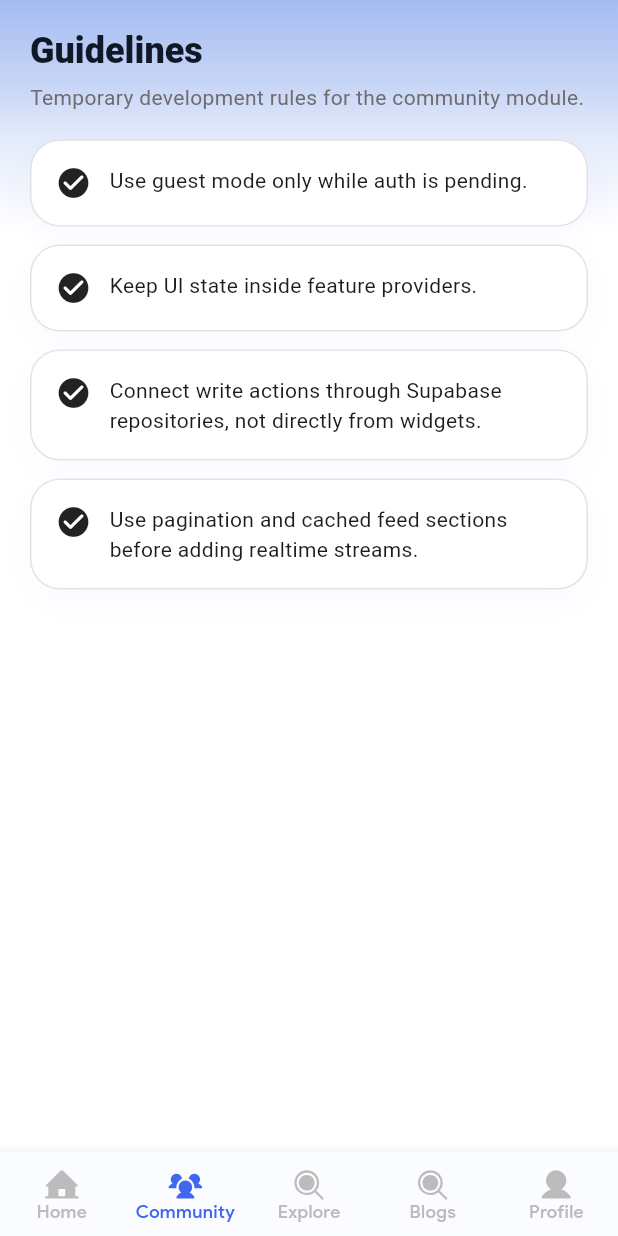
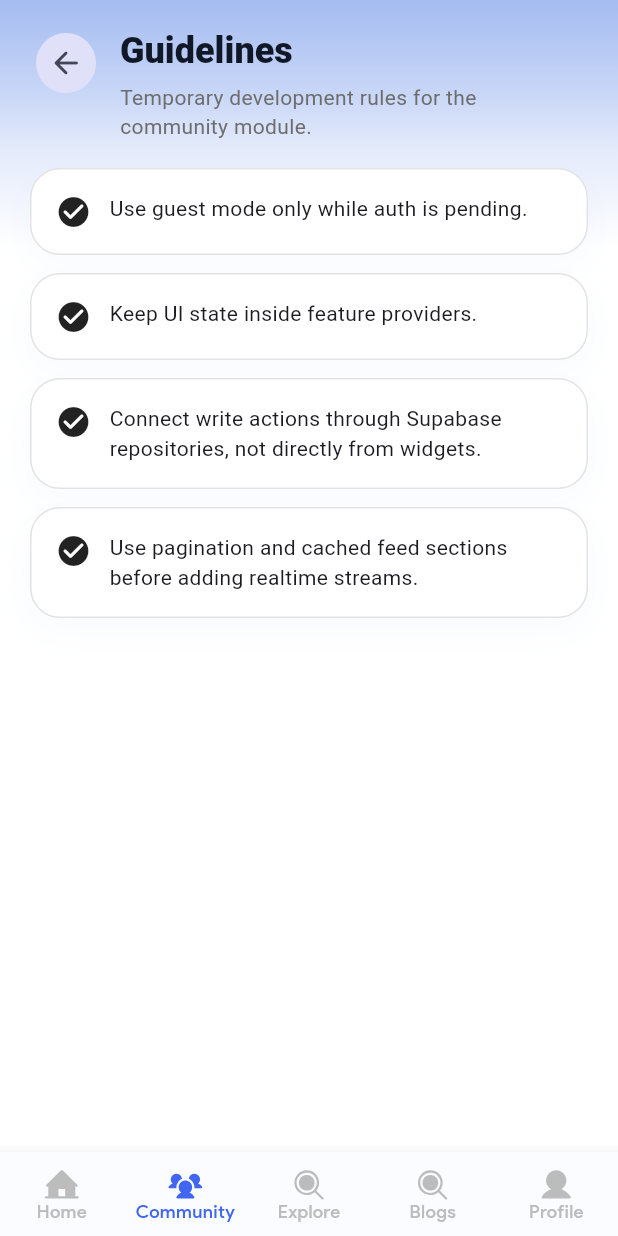
Before and after one commit to Flutter-Kanpur/Flutter-Knp-Mobile-App-V2, a Flutter app: the CommunityGuidelinesScreen screen opened by its route, on a phone screen of 412 x 824 dp. Run offline on Flutter 3.47's test engine with Material 3 defaults, Android fonts, the phone set to English and light mode, and no system bars; our stand-ins replace connectivity_plus, easy_localization, flutter_dotenv, flutter_riverpod, flutter_screenutil, flutter_svg and 3 more; missing offline and left inert: flutter_kanpur_ui_kit; accounts and stored records are empty; project files that could hold a hidden picture were left out.

Commit message:
FKP-104 #comments fix community pages

```diff
--- /dev/null
+++ b/lib/common_widgets/fk_back_button.dart
@@ -0,0 +1,22 @@
+import 'package:flutter/material.dart';
+import 'package:go_router/go_router.dart';
+
+class FkBackButton extends StatelessWidget {
+  const FkBackButton({super.key, this.fallbackPath = '/community'});
+
+  final String fallbackPath;
+
+  @override
+  Widget build(BuildContext context) {
+    return IconButton.filledTonal(
+      onPressed: () {
+        if (context.canPop()) {
+          context.pop();
+        } else {
+          context.go(fallbackPath);
+        }
+      },
+      icon: const Icon(Icons.arrow_back_rounded),
+    );
+  }
+}
--- a/lib/common_widgets/fk_header.dart
+++ b/lib/common_widgets/fk_header.dart
@@ -6,11 +6,13 @@ class FkHeader extends StatelessWidget {
     super.key,
     required this.title,
     required this.subtitle,
+    this.leading,
     this.trailing,
   });
 
   final String title;
   final String subtitle;
+  final Widget? leading;
   final Widget? trailing;
 
   @override
@@ -20,6 +22,7 @@ class FkHeader extends StatelessWidget {
     return Row(
       crossAxisAlignment: CrossAxisAlignment.start,
       children: [
+        if (leading != null) ...[leading!, const SizedBox(width: 12)],
         Expanded(
           child: Column(
             crossAxisAlignment: CrossAxisAlignment.start,
--- a/lib/common_widgets/fk_screen.dart
+++ b/lib/common_widgets/fk_screen.dart
@@ -1,5 +1,4 @@
 import 'package:flutter/material.dart';
-import 'package:flutter_knp_mobile_app_v2/common_widgets/gradiant_background.dart';
 
 class FkScreen extends StatelessWidget {
   const FkScreen({
@@ -13,10 +12,8 @@ class FkScreen extends StatelessWidget {
 
   @override
   Widget build(BuildContext context) {
-    return GradientBackground(
-      child: SafeArea(
-        child: ListView(padding: padding, children: children),
-      ),
+    return SafeArea(
+      child: ListView(padding: padding, children: children),
     );
   }
 }
--- a/lib/modules/community/presentation/screens/community_feed_screen.dart
+++ b/lib/modules/community/presentation/screens/community_feed_screen.dart
@@ -1,6 +1,7 @@
 import 'package:flutter/material.dart';
 import 'package:flutter_knp_mobile_app_v2/modules/community/application/community_provider.dart';
 import 'package:flutter_knp_mobile_app_v2/modules/community/presentation/widgets/community_post_card.dart';
+import 'package:flutter_knp_mobile_app_v2/common_widgets/fk_back_button.dart';
 import 'package:flutter_knp_mobile_app_v2/common_widgets/fk_header.dart';
 import 'package:flutter_knp_mobile_app_v2/common_widgets/fk_screen.dart';
 import 'package:flutter_riverpod/flutter_riverpod.dart';
@@ -18,6 +19,7 @@ class CommunityFeedScreen extends ConsumerWidget {
           title: 'Community Feed',
           subtitle:
               'Announcements, discussions, QnA prompts, and project updates.',
+          leading: FkBackButton(),
         ),
         const SizedBox(height: 18),
         for (final post in posts) CommunityPostCard(post: post),
--- a/lib/modules/community/presentation/screens/community_guidelines_screen.dart
+++ b/lib/modules/community/presentation/screens/community_guidelines_screen.dart
@@ -1,4 +1,5 @@
 import 'package:flutter/material.dart';
+import 'package:flutter_knp_mobile_app_v2/common_widgets/fk_back_button.dart';
 import 'package:flutter_knp_mobile_app_v2/common_widgets/fk_card.dart';
 import 'package:flutter_knp_mobile_app_v2/common_widgets/fk_header.dart';
 import 'package:flutter_knp_mobile_app_v2/common_widgets/fk_screen.dart';
@@ -20,6 +21,7 @@ class CommunityGuidelinesScreen extends StatelessWidget {
         const FkHeader(
           title: 'Guidelines',
           subtitle: 'Temporary development rules for the community module.',
+          leading: FkBackButton(),
         ),
         const SizedBox(height: 18),
         for (final item in items)
--- a/lib/modules/community/presentation/screens/community_members_screen.dart
+++ b/lib/modules/community/presentation/screens/community_members_screen.dart
@@ -1,6 +1,7 @@
 import 'package:flutter/material.dart';
 import 'package:flutter_knp_mobile_app_v2/modules/community/application/community_provider.dart';
 import 'package:flutter_knp_mobile_app_v2/modules/community/presentation/widgets/community_member_card.dart';
+import 'package:flutter_knp_mobile_app_v2/common_widgets/fk_back_button.dart';
 import 'package:flutter_knp_mobile_app_v2/common_widgets/fk_header.dart';
 import 'package:flutter_knp_mobile_app_v2/common_widgets/fk_screen.dart';
 import 'package:flutter_riverpod/flutter_riverpod.dart';
@@ -18,6 +19,7 @@ class CommunityMembersScreen extends ConsumerWidget {
           title: 'Members',
           subtitle:
               'Default member directory until auth/profile data is ready.',
+          leading: FkBackButton(),
         ),
         const SizedBox(height: 18),
         for (final member in members) CommunityMemberCard(member: member),
--- a/lib/modules/community/presentation/screens/community_projects_screen.dart
+++ b/lib/modules/community/presentation/screens/community_projects_screen.dart
@@ -1,6 +1,7 @@
 import 'package:flutter/material.dart';
 import 'package:flutter_knp_mobile_app_v2/modules/community/application/community_provider.dart';
 import 'package:flutter_knp_mobile_app_v2/modules/community/presentation/widgets/community_project_card.dart';
+import 'package:flutter_knp_mobile_app_v2/common_widgets/fk_back_button.dart';
 import 'package:flutter_knp_mobile_app_v2/common_widgets/fk_header.dart';
 import 'package:flutter_knp_mobile_app_v2/common_widgets/fk_screen.dart';
 import 'package:flutter_riverpod/flutter_riverpod.dart';
@@ -17,6 +18,7 @@ class CommunityProjectsScreen extends ConsumerWidget {
         const FkHeader(
           title: 'Projects',
           subtitle: 'Contribution projects, members, tech stack, and status.',
+          leading: FkBackButton(),
         ),
         const SizedBox(height: 18),
         for (final project in projects) CommunityProjectCard(project: project),
--- a/lib/modules/community/presentation/screens/community_qna_screen.dart
+++ b/lib/modules/community/presentation/screens/community_qna_screen.dart
@@ -1,5 +1,6 @@
 import 'package:flutter/material.dart';
 import 'package:flutter_knp_mobile_app_v2/modules/community/application/community_provider.dart';
+import 'package:flutter_knp_mobile_app_v2/common_widgets/fk_back_button.dart';
 import 'package:flutter_knp_mobile_app_v2/common_widgets/fk_card.dart';
 import 'package:flutter_knp_mobile_app_v2/common_widgets/fk_header.dart';
 import 'package:flutter_knp_mobile_app_v2/common_widgets/fk_screen.dart';
@@ -19,6 +20,7 @@ class CommunityQnaScreen extends ConsumerWidget {
           title: 'QnA',
           subtitle:
               'Questions, answers, accepted answer, tags, and moderation.',
+          leading: FkBackButton(),
         ),
         const SizedBox(height: 18),
         for (final question in questions)
```
Also changed, not shown: lib/modules/community/presentation/screens/community_screen.dart (+45 -33 lines).
